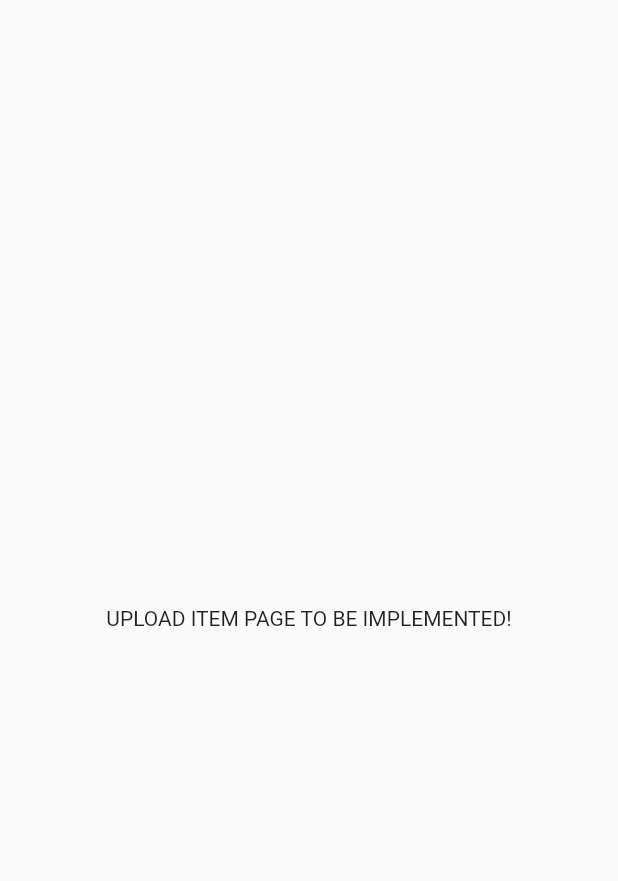
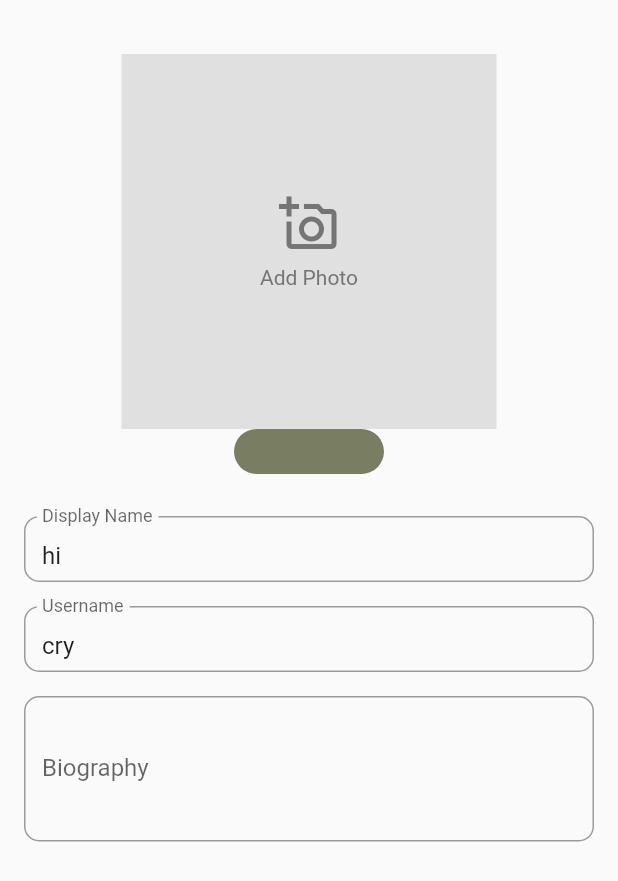
Before and after one commit to rndvouz/rndvouz_mobile_app, a Flutter app: the HomeUploadItem screen opened directly, on a phone screen of 412 x 824 dp. Shown: the top 881 px of the screen. Run offline on Flutter 3.47's test engine with Material 2 defaults, Android fonts, the phone set to English and light mode, and no system bars; our stand-ins replace expandable_text, flutter_card_swiper, flutter_riverpod, image_cropper, image_picker, numberpicker; missing offline and left inert: material_theme_builder.

Commit message:
upload item wip

```diff
--- a/lib/features/home/presentation/home_upload_item.dart
+++ b/lib/features/home/presentation/home_upload_item.dart
@@ -1,21 +1,146 @@
+import 'dart:typed_data';
+
+import 'package:rndvouz/features/home/presentation/upload_body.dart';
+import 'package:rndvouz/features/setup_process/presentation/setup_style.dart';
+import 'package:rndvouz/features/common/presentation/utils.dart';
 import 'package:flutter/material.dart';
+import 'package:image_picker/image_picker.dart';
+import '../../user/domain/user_db.dart';
+import 'package:flutter_riverpod/flutter_riverpod.dart';
 
-// Change to Stateful when you can tap on image to view more information about it
-class HomeUploadItem extends StatelessWidget {
+class HomeUploadItem extends ConsumerWidget {
   const HomeUploadItem({Key? key}) : super(key: key);
 
   @override
-  Widget build(BuildContext context) {
+  Widget build(BuildContext context, WidgetRef ref) {
+    final displayNameController = TextEditingController(text: 'hi');
+    final usernameController = TextEditingController(text: 'cry');
+    final biographyController = TextEditingController();
+    Uint8List? selectedImage;
     return Scaffold(
-      body: Center(
+      body: SafeArea(
         child: Column(
-          mainAxisAlignment: MainAxisAlignment.center,
-          crossAxisAlignment: CrossAxisAlignment.center,
           children: [
-            Text("UPLOAD ITEM PAGE TO BE IMPLEMENTED!"),
+            Expanded(
+              child: Padding(
+                padding: const EdgeInsets.all(16.0),
+                child: SingleChildScrollView(
+                  child: Column(
+                    mainAxisAlignment: MainAxisAlignment.center,
+                    children: <Widget>[
+                      const SizedBox(height: 20), // Add spacing
+                      ImageSelectionButton(
+                        onImageSelected: (image) {
+                          selectedImage = image;
+                        },
+                      ),
+                      UploadBody(),
+                      const SizedBox(height: 20),
+                      _buildTextField("Display Name", displayNameController),
+                      _buildTextField("Username", usernameController),
+                      _buildTextField('Biography', biographyController,
+                          width: 500, height: 120, lines: 3),
+                      const SizedBox(height: 40),
+                    ],
+                  ),
+                ),
+              ),
+            ),
           ],
         ),
       ),
     );
   }
+
+  Widget _buildTextField(String label, TextEditingController controller,
+      {bool isObscure = false,
+      double width = 500,
+      double height = 60,
+      int lines = 1}) {
+    return Container(
+      width: width, // Set the width
+      height: height, // Set the height
+      padding: const EdgeInsets.symmetric(vertical: 8),
+      child: TextField(
+        controller: controller,
+        obscureText: isObscure,
+        maxLines: lines,
+        decoration: InputDecoration(
+          labelText: label,
+          border: OutlineInputBorder(
+            borderRadius: BorderRadius.circular(10.0),
+          ),
+        ),
+      ),
+    );
+  }
 }
+
+class ImageSelectionButton extends StatefulWidget {
+  final Function(Uint8List?) onImageSelected;
+
+  const ImageSelectionButton({Key? key, required this.onImageSelected})
+      : super(key: key);
+
+  @override
+  _ImageSelectionButtonState createState() => _ImageSelectionButtonState();
+}
+
+class _ImageSelectionButtonState extends State<ImageSelectionButton> {
+  Uint8List? _image;
+
+  void selectImage(ImageSource source) async {
+    Uint8List? img = await pickAndCropImage(source);
+    if (img != null) {
+      setState(() {
+        _image = img;
+      });
+      widget.onImageSelected(_image);
+    }
+  }
+
+  @override
+  Widget build(BuildContext context) {
+    return GestureDetector(
+      onTap: () {
+        ImageOptionsUtil.showImageSourceOptions(
+            context, (imageSource) => selectImage(imageSource));
+      },
+      child: Container(
+        width: 250,
+        height: 250,
+        decoration: BoxDecoration(
+          shape: BoxShape.rectangle,
+          color: Colors.grey[300],
+        ),
+        child: _image != null
+            ? ClipOval(
+                child: Image.memory(
+                  _image!,
+                  fit: BoxFit.cover,
+                ),
+              )
+            : Center(
+                child: Column(
+                  mainAxisAlignment: MainAxisAlignment.center,
+                  children: [
+                    Icon(
+                      Icons.add_a_photo_outlined,
+                      size: 40,
+                      color: Colors.grey[600],
+                    ),
+                    const SizedBox(height: 8),
+                    Text(
+                      'Add Photo',
+                      style: TextStyle(
+                        fontSize: 14,
+                        color: Colors.grey[600],
+                      ),
+                    ),
+                  ],
+                ),
+              ),
+      ),
+    );
+  }
+}
--- /dev/null
+++ b/lib/features/home/presentation/upload_body.dart
@@ -0,0 +1,19 @@
+import 'package:flutter/material.dart';
+import 'package:flutter_riverpod/flutter_riverpod.dart';
+import 'package:rndvouz/features/common/data/colors.dart';
+
+class UploadBody extends ConsumerWidget {
+  const UploadBody({Key? key}) : super(key: key);
+
+  @override
+  Widget build(BuildContext context, WidgetRef ref) {
+    return ClipRRect(
+      borderRadius: BorderRadius.circular(50),
+      child: Container(
+        height: 30,
+        width: 100,
+        color: primaryGreen,
+      ),
+    );
+  }
+}
```
